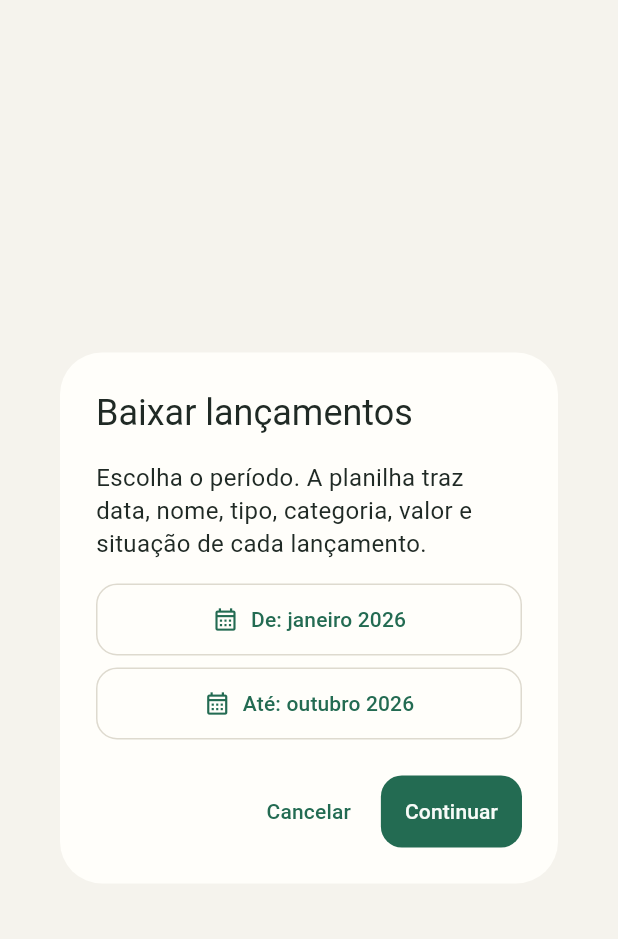
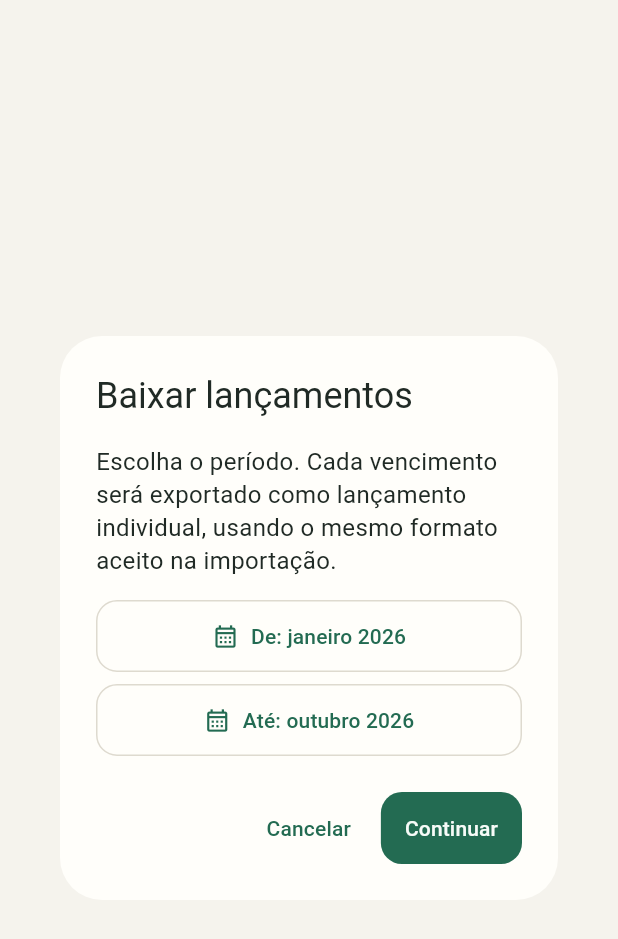
Before and after one commit to pietrocosentino/FinancaFacil, a Flutter app: the _ExportPeriodDialog widget shown alone on an empty page, opened directly, on a phone screen of 412 x 824 dp. Shown: the top 939 px of the screen. Run offline on Flutter 3.47's test engine with Material 3 defaults, Android fonts, the phone set to English and light mode, and no system bars; our stand-ins replace app_links, file_picker, flutter_local_notifications, flutter_timezone, image_picker, shared_preferences and 2 more; accounts and stored records are empty.

Commit message:
planilha

```diff
--- a/flutter_project/lib/features/imports/data/import_file_gateway.dart
+++ b/flutter_project/lib/features/imports/data/import_file_gateway.dart
@@ -1,8 +1,6 @@
 import 'dart:io';
 
 import 'package:file_picker/file_picker.dart';
-import 'package:flutter/services.dart';
-
 import '../../../core/files/cloud_files.dart';
 import '../../../core/files/selected_file_reader.dart';
 import 'xlsx_export_writer.dart';
--- a/flutter_project/lib/features/imports/data/xlsx_export_writer.dart
+++ b/flutter_project/lib/features/imports/data/xlsx_export_writer.dart
@@ -12,7 +12,6 @@ class XlsxExportWriter {
       'application/vnd.openxmlformats-officedocument.spreadsheetml.sheet';
   Uint8List write(
     List<FinanceEntry> entries, {
-    DateTime? today,
   }) {
     final sorted = [...entries]
       ..sort(
--- a/flutter_project/lib/features/imports/presentation/export_entries.dart
+++ b/flutter_project/lib/features/imports/presentation/export_entries.dart
@@ -105,7 +105,7 @@ class _ExportPeriodDialogState extends State<_ExportPeriodDialog> {
       crossAxisAlignment: CrossAxisAlignment.stretch,
       children: [
         const Text(
-          'Escolha o período. A planilha traz data, nome, tipo, categoria, valor e situação de cada lançamento.',
+          'Escolha o período. Cada vencimento será exportado como lançamento individual, usando o mesmo formato aceito na importação.',
         ),
         const SizedBox(height: 16),
         OutlinedButton.icon(
```
Also changed, not shown: 2 other files.
